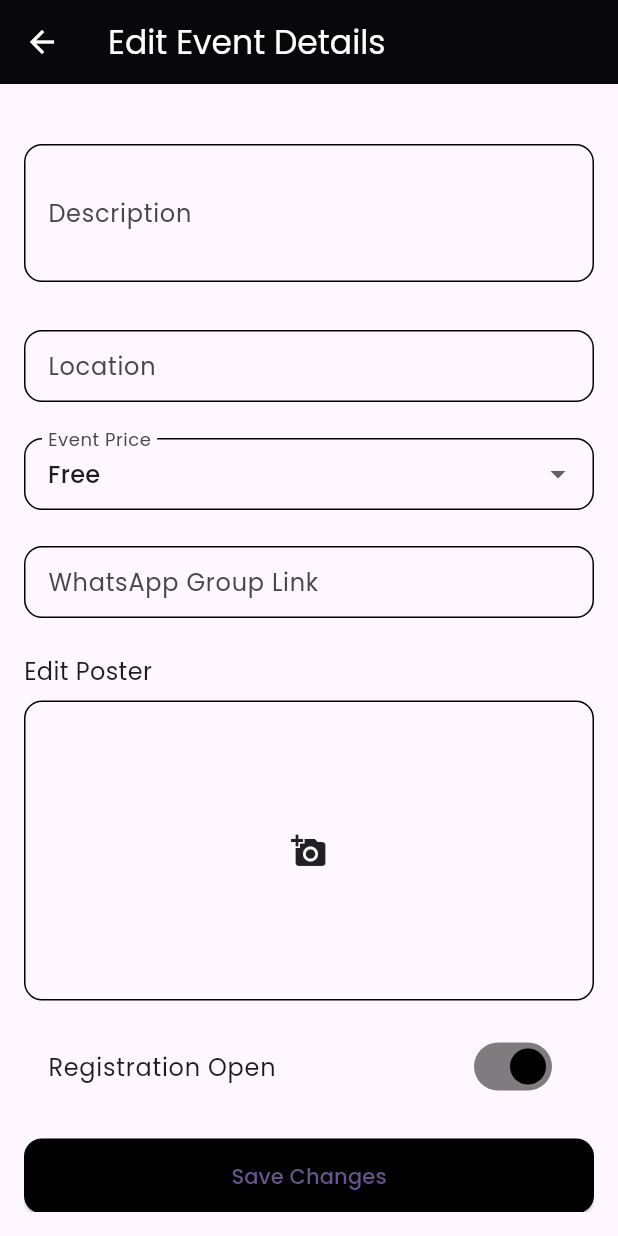
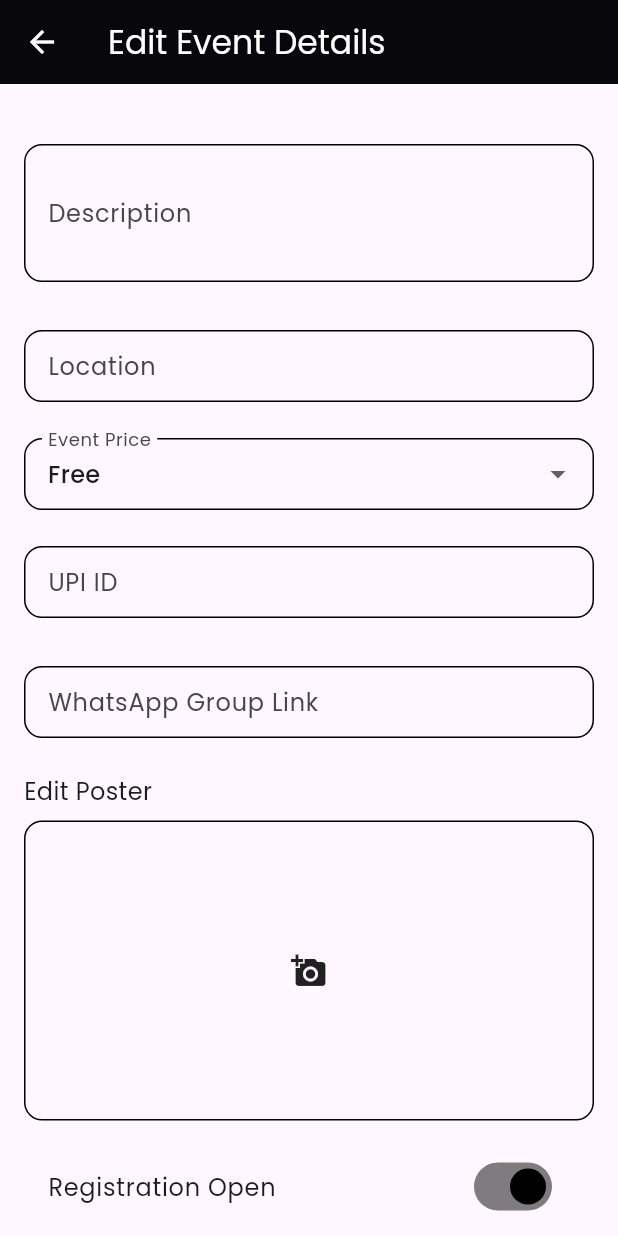
Before and after one commit to chaithanyashaji/EventON, a Flutter app: the EditEventScreen screen opened directly with empty values, scrolled down 576 dp, on a phone screen of 412 x 824 dp. Run offline on Flutter 3.47's test engine with Material 3 defaults, Android fonts, the phone set to English and light mode, and no system bars; our stand-ins replace cloud_firestore, firebase_auth, firebase_core, firebase_messaging, firebase_storage, flutter_dotenv and 8 more; missing offline and left inert: dialog_flowtter, qr_code_scanner; accounts and stored records are empty; generated files the repository leaves out were written again; project files that could hold a hidden picture were left out.

Commit message:
edit upi

```diff
--- a/lib/org/EditEventScreen.dart
+++ b/lib/org/EditEventScreen.dart
@@ -49,6 +49,7 @@ class _EditEventScreenState extends State<EditEventScreen> {
     _endDateController = TextEditingController();
     _deadlineController = TextEditingController();
     _ticketPriceController = TextEditingController();
+    _upiIDController=TextEditingController();
     _fetchEventDetails();
   }
 
@@ -76,6 +77,7 @@ class _EditEventScreenState extends State<EditEventScreen> {
           _detailsController.text = data['description'] ?? '';
           _locationController.text = data['eventLocation'] ?? '';
           _selectedEventPrice = data['eventPrice'] ?? '';
+          _upiIDController.text=data['upiID']??'';
           _selectedEventLevel=data['eventLevel']??'';
           _whatsappLinkController.text = data['whatsappLink'] ?? '';
           _selectedCommunityType = data['communityType'] ?? '';
@@ -150,6 +152,7 @@ class _EditEventScreenState extends State<EditEventScreen> {
           'description': _detailsController.text,
           'eventLocation': _locationController.text,
           'eventPrice': _selectedEventPrice,
+          'upiID':_upiIDController.text,
           'eventLevel':_selectedEventLevel,
           'whatsappLink': _whatsappLinkController.text,
           'communityType': _selectedCommunityType,
@@ -210,6 +213,8 @@ class _EditEventScreenState extends State<EditEventScreen> {
                 if (_isPaidSelected)
                   _buildTextField("Enter Price", _ticketPriceController),
                 SizedBox(height: 16),
+                _buildTextField("UPI ID", _upiIDController),
+                SizedBox(height: 16),
                 _buildTextField("WhatsApp Group Link", _whatsappLinkController),
                 SizedBox(height: 16),
                 _buildImagePickerSection(),  // Updated to include the new section
@@ -227,7 +232,7 @@ class _EditEventScreenState extends State<EditEventScreen> {
                 SizedBox(height: 20),
                 ElevatedButton(
                   onPressed: _saveChanges,
-                  child: Text("Save Changes"),
+                  child: Text("Save Changes",style: TextStyle(color: Colors.white),),
                   style: ElevatedButton.styleFrom(
                     backgroundColor: Colors.black,
                     minimumSize: Size(fieldWidth, 50),
```
